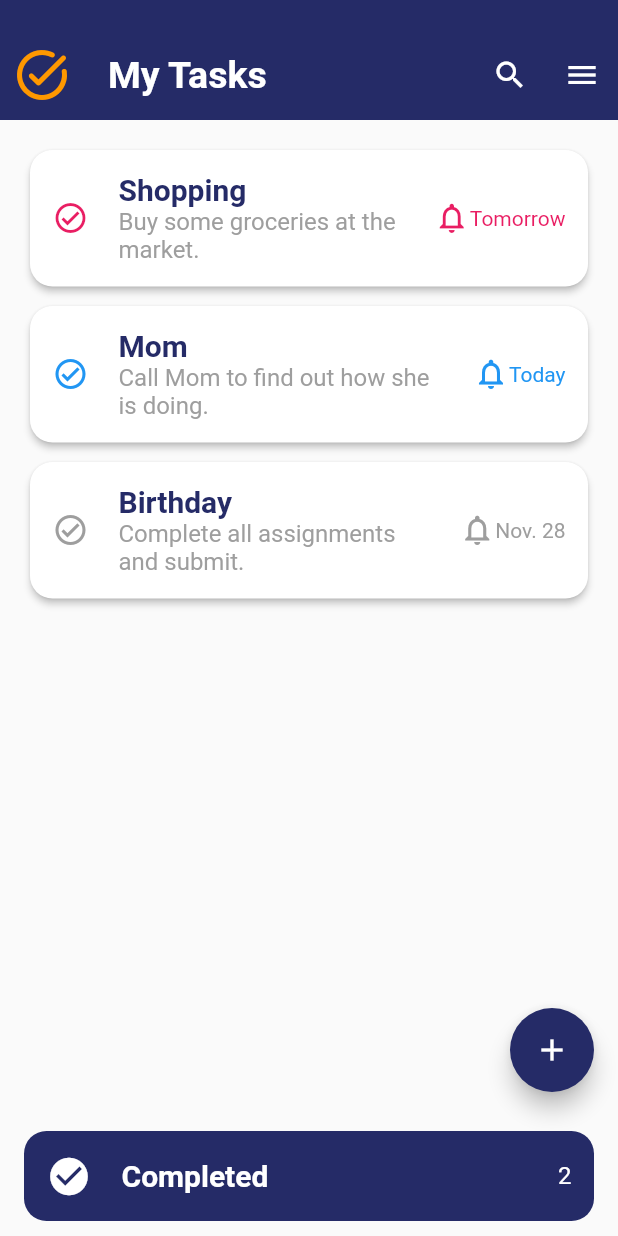
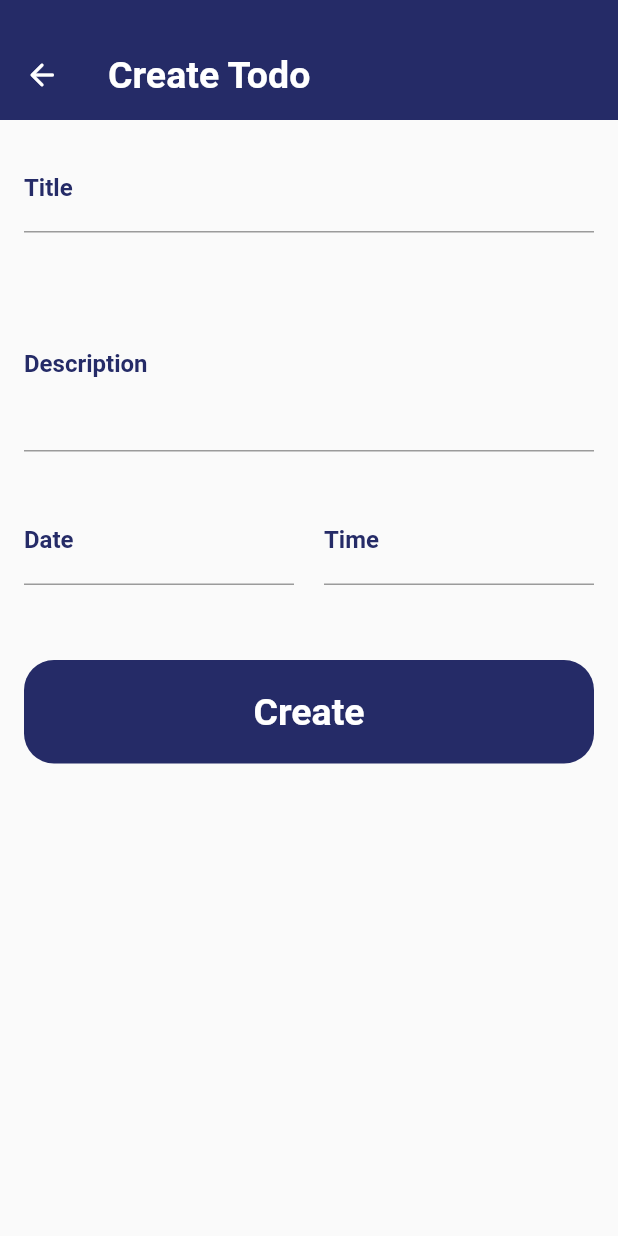
Before and after one commit to frankie-vfulgan/flutter_todo_app, a Flutter app: the screen it shows after launch, after a tap on the "add" icon, on a phone screen of 412 x 824 dp. Run offline on Flutter 3.47's test engine with Material 2 defaults, Android fonts, the phone set to English and light mode, and no system bars; our stand-ins replace modal_bottom_sheet.

Commit message:
Second commit. All errors fixed.

```diff
--- /dev/null
+++ b/lib/create_todo.dart
@@ -0,0 +1,179 @@
+import "package:flutter/material.dart";
+import 'package:intl/intl.dart';
+
+class CreateTodo extends StatelessWidget {
+  CreateTodo({Key? key}) : super(key: key);
+
+  final TextEditingController _titleController = TextEditingController();
+  final TextEditingController _descriptionController = TextEditingController();
+  final TextEditingController _dateController = TextEditingController();
+  final TextEditingController _timeController = TextEditingController();
+
+  final GlobalKey<FormState> _formKey = GlobalKey();
+
+  @override
+  Widget build(BuildContext context) {
+    return Scaffold(
+        appBar: AppBar(
+          elevation: 0,
+          toolbarHeight: 80,
+          leading: const Padding(
+            padding: EdgeInsets.only(top: 20),
+            child: Icon(Icons.arrow_back_rounded, color: Colors.white),
+          ),
+          title: const Padding(
+            padding: EdgeInsets.only(top: 20),
+            child: Text("Create Todo",
+                style: TextStyle(
+                  fontSize: 25,
+                  fontWeight: FontWeight.w600,
+                )),
+          ),
+        ),
+        body: Form(
+          key: _formKey,
+          child: ListView(
+            padding: const EdgeInsets.all(16),
+            children: [
+              TextFormField(
+                controller: _titleController,
+                maxLines: 1,
+                decoration: const InputDecoration(
+                    border: UnderlineInputBorder(
+                        borderSide:
+                            BorderSide(color: Color.fromRGBO(37, 43, 103, 1))),
+                    focusedBorder: UnderlineInputBorder(
+                        borderSide:
+                            BorderSide(color: Color.fromRGBO(37, 43, 103, 1))),
+                    labelText: "Title",
+                    labelStyle: TextStyle(
+                        color: Color.fromRGBO(37, 43, 103, 1),
+                        fontWeight: FontWeight.w600),
+                    floatingLabelBehavior: FloatingLabelBehavior.never,
+                    hintText: "Enter your title here"),
+                validator: (value) {
+                  if (value!.isEmpty) {
+                    return "Title field is required!";
+                  }
+                },
+              ),
+              const SizedBox(height: 30),
+              TextFormField(
+                  controller: _descriptionController,
+                  maxLines: 4,
+                  decoration: const InputDecoration(
+                    border: UnderlineInputBorder(
+                      borderSide: BorderSide(
+                        color: Color.fromRGBO(37, 43, 103, 1))),
+                    focusedBorder: UnderlineInputBorder(
+                      borderSide: BorderSide(
+                        color: Color.fromRGBO(37, 43, 103, 1))),
+                    labelText: "Description",
+                    labelStyle: TextStyle(
+                      color: Color.fromRGBO(37, 43, 103, 1),
+                      fontWeight: FontWeight.w600),
+                    floatingLabelBehavior: FloatingLabelBehavior.never,
+                    hintText: "Input description"
+                  ),
+                  validator: (value) {
+                    if (value!.isEmpty) {
+                      return "Description field is required!";
+                    }
+                  }),
+              const SizedBox(height: 30),
+              Row(children: [
+                Expanded(
+                  child: TextFormField(
+                      controller: _dateController,
+                      onTap: () {
+                        showDatePicker(
+                                context: context,
+                                initialDate: DateTime.now(),
+                                firstDate: DateTime.now(),
+                                lastDate: DateTime.now().add(const Duration(days: 365))
+                        ).then((selectedDate) {
+                          final DateFormat _dateFormat = DateFormat("dd/MM/yyyy");
+                          _dateController.text = _dateFormat.format(selectedDate!);
+                        });
+                      },
+                      maxLines: 1,
+                      decoration: const InputDecoration(
+                          border: UnderlineInputBorder(
+                              borderSide: BorderSide(
+                                  color: Color.fromRGBO(37, 43, 103, 1))),
+                          focusedBorder: UnderlineInputBorder(
+                              borderSide: BorderSide(
+                                  color: Color.fromRGBO(37, 43, 103, 1))),
+                          labelText: "Date",
+                          labelStyle: TextStyle(
+                              color: Color.fromRGBO(37, 43, 103, 1),
+                              fontWeight: FontWeight.w600),
+                          floatingLabelBehavior: FloatingLabelBehavior.never,
+                          hintText: "Input date"),
+                      validator: (value) {
+                        if (value!.isEmpty) {
+                          return "Please select date!";
+                        }
+                      }),
+                ),
+                const SizedBox(width: 20),
+                Expanded(
+                  child: TextFormField(
+                      controller: _timeController,
+                      onTap: () {
+                        showTimePicker(
+                                context: context, initialTime: TimeOfDay.now())
+                            .then((selectedTime) {
+                          _timeController.text = selectedTime!.format(context);
+                        });
+                      },
+                      maxLines: 1,
+                      decoration: const InputDecoration(
+                          border: UnderlineInputBorder(
+                              borderSide: BorderSide(
+                                  color: Color.fromRGBO(37, 43, 103, 1))),
+                          focusedBorder: UnderlineInputBorder(
+                              borderSide: BorderSide(
+                                  color: Color.fromRGBO(37, 43, 103, 1))),
+                          labelText: "Time",
+                          labelStyle: TextStyle(
+                              color: Color.fromRGBO(37, 43, 103, 1),
+                              fontWeight: FontWeight.w600),
+                          floatingLabelBehavior: FloatingLabelBehavior.never,
+                          hintText: "Input time"),
+                      validator: (value) {
+                        if (value!.isEmpty) {
+                          return "Please choose time!";
+                        }
+                      }),
+                ),
+              ]),
+
+              const SizedBox(height: 50),
+
+              TextButton(
+                style: TextButton.styleFrom(
+                  backgroundColor: const Color.fromRGBO(37, 43, 103, 1),
+                  padding: const EdgeInsets.all(20),
+                  shape: const RoundedRectangleBorder(
+                    borderRadius: BorderRadius.all(Radius.circular(20))),
+                ),
+                onPressed: () {
+                  if (_formKey.currentState!.validate()) {
+                    // send data to backend.
+                  } else {
+                    // validation failed.
+                  }
+                },
+                child: const Text(
+                  "Create",
+                    style: TextStyle(
+                        color: Colors.white,
+                        fontSize: 25,
+                        fontWeight: FontWeight.bold)),
+              )
+            ],
+          ),
+        ));
+  }
+}
--- a/lib/home_view.dart
+++ b/lib/home_view.dart
@@ -1,21 +1,23 @@
 import "package:flutter/material.dart";
+import "package:modal_bottom_sheet/modal_bottom_sheet.dart";
+import 'package:todo_app/create_todo.dart';
 import "package:todo_app/utilities.dart";
 
 class HomeView extends StatefulWidget {
   const HomeView({Key? key}) : super(key: key);
 
   @override
-  State <HomeView> createState() => _HomeViewState();
+  State<HomeView> createState() => _HomeViewState();
 }
 
-class _HomeViewState extends State <HomeView> {
+class _HomeViewState extends State<HomeView> {
   String selectedItem = "todo";
 
   final List<Map<String, dynamic>> _uncompletedData = [];
 
-  final List<Map <String, dynamic>> _completedData = [];
+  final List<Map<String, dynamic>> _completedData = [];
 
-  final List<Map <String, dynamic>> data = [
+  final List<Map<String, dynamic>> data = [
     {
       "title": "Visit",
       "description": "Go to Ohemaa Abena's house.",
@@ -41,10 +43,28 @@ class _HomeViewState extends State <HomeView> {
       "status": false
     },
     {
-      "title": "Birthday",
+      "title": "Assignments",
       "description": "Complete all assignments and submit.",
-      "date_time": "Nov. 28",
+      "date_time": "Jan. 28",
       "status": false
+    },
+    {
+      "title": "Laundry",
+      "description": "Drop off laundry at the Laundromat.",
+      "date_time": "Tomorrow",
+      "status": false
+    },
+    {
+      "title": "Grab a Bite",
+      "description": "Grab lunch at StoryBella.",
+      "date_time": "Today",
+      "status": true
+    },
+    {
+      "title": "Invoice",
+      "description": "Email Invoice to client.",
+      "date_time": "Yesterday",
+      "status": true
     },
   ];
 
@@ -63,6 +83,7 @@ class _HomeViewState extends State <HomeView> {
   @override
   Widget build(BuildContext context) {
     return Scaffold(
+      backgroundColor: Colors.blueGrey.shade50,
       appBar: AppBar(
           elevation: 0,
           toolbarHeight: 80,
@@ -77,19 +98,17 @@ class _HomeViewState extends State <HomeView> {
                 style: TextStyle(
                   fontSize: 25,
                   fontWeight: FontWeight.w600,
-              )
-            ),
+                )),
           ),
 
           actions: [
             Padding(
                 padding: const EdgeInsets.only(top: 20.0),
-                child: IconButton(onPressed: () {}, icon: const Icon(Icons.search))
-              ),
-
+                child: IconButton(
+                    onPressed: () {}, icon: const Icon(Icons.search))),
             Padding(
               padding: const EdgeInsets.only(top: 20.0),
-              child: PopupMenuButton <String>(
+              child: PopupMenuButton<String>(
                 icon: const Icon(Icons.menu),
                 onSelected: (value) {
                   setState(() {
@@ -105,11 +124,14 @@ class _HomeViewState extends State <HomeView> {
                 },
               ),
             )
-          ]
-      ),
+          ]),
 
       floatingActionButton: FloatingActionButton(
-        onPressed: () {},
+        onPressed: () {
+          Navigator.push(context, MaterialPageRoute(builder: (context) {
+                  return CreateTodo();
+          }));
+        },
         child: const Icon(Icons.add),
         backgroundColor: const Color.fromRGBO(37, 43, 103, 1),
       ),
@@ -117,74 +139,47 @@ class _HomeViewState extends State <HomeView> {
       body: ListView.separated(
           padding: const EdgeInsets.all(16.0),
           itemBuilder: (context, index) {
-            return Card(
-                shape: RoundedRectangleBorder(
-                  borderRadius: BorderRadius.circular(15)
-                ),
-                elevation: 2,
-                child: Padding(
-                  padding: const EdgeInsets.all(15.0),
-                  child: Row(children: [
-                    Icon(
-                      Icons.check_circle_outline_outlined,
-                      color: customColor(
-                        date: _uncompletedData[index]["date_time"]
-                      )
-                    ),
-                    const SizedBox(width: 20),
-                    Expanded(
-                      child: Column(mainAxisSize: MainAxisSize.min, children: [
-                        Align(
-                          alignment: Alignment.centerLeft,
-                          child: Text(
-                            _uncompletedData[index]["title"],
-                            maxLines: 1,
-                            overflow: TextOverflow.ellipsis,
-                            style: const TextStyle(
-                              fontSize: 20,
-                              fontWeight: FontWeight.bold,
-                              color: Color.fromRGBO(37, 43, 103, 1)
-                            )
-                          ),
-                        ),
-                        Align(
-                          alignment: Alignment.centerLeft,
-                          child: Text(
-                            _uncompletedData[index]["description"],
-                            maxLines: 2,
-                            overflow: TextOverflow.ellipsis,
-                            style: const TextStyle(
-                              fontSize: 16, color: Colors.grey)
-                          ),
-                        ),
-                      ]),
-                    ),
-                    const SizedBox(width: 15),
-                    Row(children: [
-                      Icon(
-                        Icons.notifications_outlined,
-                        color: customColor(
-                          date: _uncompletedData[index]["date_time"]
-                        )),
-                      Text(
-                        _uncompletedData[index]["date_time"],
-                        style: TextStyle(
-                        color: customColor(
-                            date: _uncompletedData[index]["date_time"])
-                      ))
-                    ])
-                  ]),
-                )
-            );
+            return TaskCardWidget(
+              title: selectedItem == "todo"
+                ? _uncompletedData[index]["title"]
+                : _completedData[index]["title"],
+              description: selectedItem == "todo"
+                ? _uncompletedData[index]["description"]
+                : _completedData[index]["description"],
+              dateTime: selectedItem == "todo"
+                ? _uncompletedData[index]["date_time"]
+                : _completedData[index]["date_time"]);
           },
           separatorBuilder: (context, index) {
             return const SizedBox(height: 5);
           },
-          itemCount: selectedItem == "todo" ? _uncompletedData.length : _completedData.length
-      ),
+          itemCount: selectedItem == "todo"
+              ? _uncompletedData.length
+              : _completedData.length),
 
-      bottomNavigationBar: Padding(
+      bottomNavigationBar: SafeArea(
+        child: Padding(
           padding: const EdgeInsets.symmetric(vertical: 10, horizontal: 16),
+          child: InkWell(
+            onTap: () {
+              showBarModalBottomSheet(
+                context: context,
+                builder: (context) {
+                  return ListView.separated(
+                    padding: const EdgeInsets.all(16),
+                    itemBuilder: (context, index) {
+                      return TaskCardWidget(
+                        title: _completedData[index]["title"],
+                        description: _completedData[index]["description"],
+                        dateTime: _completedData[index]["date_time"]);
+                    },
+                    separatorBuilder: (context, index) {
+                      return const SizedBox(height: 4);
+                    },
+                    itemCount: _completedData.length
+                  );
+                });
+            },
             child: Material(
                 borderRadius: BorderRadius.circular(15),
                 color: const Color.fromRGBO(37, 43, 103, 1),
@@ -192,13 +187,16 @@ class _HomeViewState extends State <HomeView> {
                   padding: const EdgeInsets.all(15.0),
                   child: Row(
                     children: [
-                  const Icon(Icons.check_circle, size: 30, color: Colors.white),
+                      const Icon(Icons.check_circle,
+                          size: 30, color: Colors.white),
                       const SizedBox(width: 20),
-                  const Text("Completed",
+                      const Text(
+                        "Completed",
                           style: TextStyle(
                             color: Colors.white,
                             fontSize: 20,
-                          fontWeight: FontWeight.bold)),
+                            fontWeight: FontWeight.bold)
+                      ),
                       const Spacer(),
                       Text("${_completedData.length}",
                           style: const TextStyle(
@@ -209,6 +207,64 @@ class _HomeViewState extends State <HomeView> {
                   ),
                 )),
           ),
+        ),
+      ),
     );
   }
 }
+
+class TaskCardWidget extends StatelessWidget {
+  const TaskCardWidget(
+      {Key? key,
+      required this.title,
+      required this.description,
+      required this.dateTime})
+      : super(key: key);
+
+  final String title;
+  final String description;
+  final String dateTime;
+
+  @override
+  Widget build(BuildContext context) {
+    return Card(
+        shape: RoundedRectangleBorder(borderRadius: BorderRadius.circular(15)),
+        elevation: 2,
+        child: Padding(
+          padding: const EdgeInsets.all(15.0),
+          child: Row(children: [
+            Icon(Icons.check_circle_outline_outlined,
+                color: customColor(date: dateTime)),
+            const SizedBox(width: 20),
+            Expanded(
+              child: Column(mainAxisSize: MainAxisSize.min, children: [
+                Align(
+                  alignment: Alignment.centerLeft,
+                  child: Text(title,
+                      maxLines: 1,
+                      overflow: TextOverflow.ellipsis,
+                      style: const TextStyle(
+                          fontSize: 20,
+                          fontWeight: FontWeight.bold,
+                          color: Color.fromRGBO(37, 43, 103, 1))),
+                ),
+                Align(
+                  alignment: Alignment.centerLeft,
+                  child: Text(description,
+                      maxLines: 2,
+                      overflow: TextOverflow.ellipsis,
+                      style: const TextStyle(fontSize: 16, color: Colors.grey)),
+                ),
+              ]),
+            ),
+            const SizedBox(width: 15),
+            Row(children: [
+              Icon(Icons.notifications_outlined,
+                  color: customColor(date: dateTime)),
+              Text(dateTime,
+                  style: TextStyle(color: customColor(date: dateTime)))
+            ])
+          ]),
+        ));
+  }
+}
--- a/lib/main.dart
+++ b/lib/main.dart
@@ -17,7 +17,7 @@ class MyApp extends StatelessWidget {
           appBarTheme: const AppBarTheme(
             backgroundColor: Color.fromRGBO(37, 43, 103, 1),
           )),
-      home: HomeView(),
+      home: const HomeView(),
     );
   }
 }
```
Also changed, not shown: pubspec.yaml (+3 -8 lines), pubspec.lock, 3 other files. Lines whose indentation alone changed are shown as unchanged.
